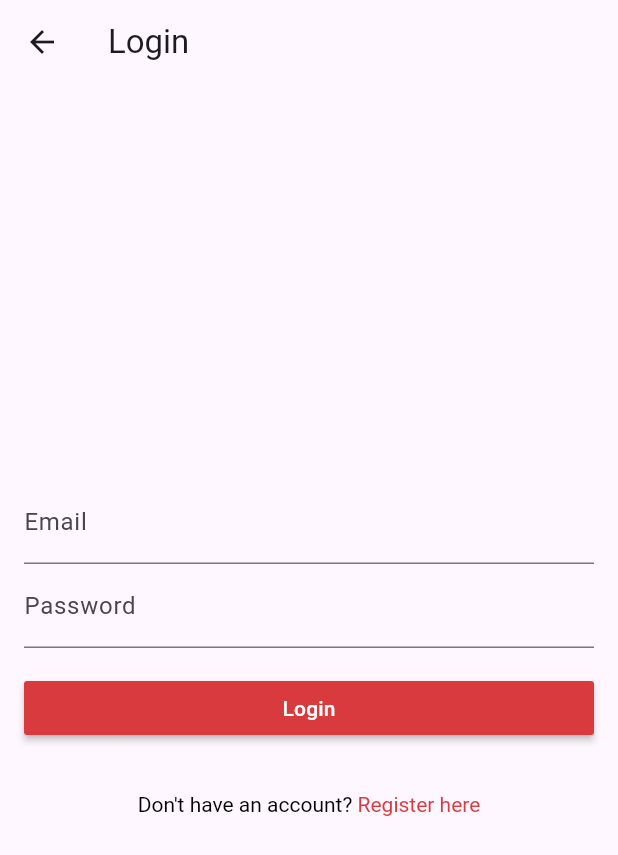
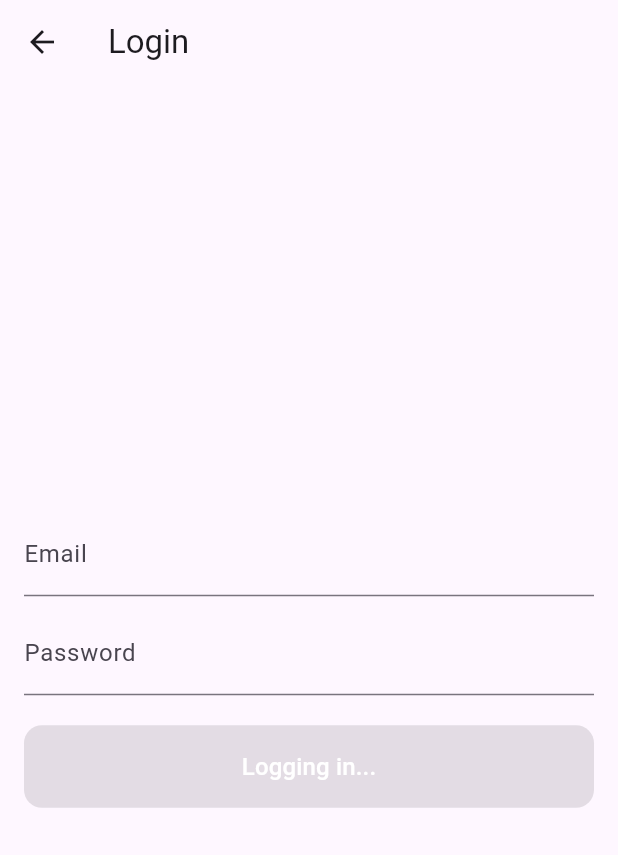
Before and after one commit to salvatoluice/dtree, a Flutter app: the LoginScreen screen opened by its route, after a tap on "Login", on a phone screen of 412 x 824 dp. Shown: the top 855 px of the screen. Run offline on Flutter 3.47's test engine with Material 3 defaults, Android fonts, the phone set to English and light mode, and no system bars; our stand-ins replace carousel_slider, flutter_riverpod, shimmer; network calls fail; Roboto replaces fonts that are missing (Montserrat).

Commit message:
login logic down!

```diff
--- a/lib/main.dart
+++ b/lib/main.dart
@@ -2,6 +2,7 @@ import 'package:flutter/material.dart';
 import 'package:dtree/screens/registration_screen.dart';
 import 'package:dtree/screens/home_screen.dart';
 import 'package:dtree/screens/login_screen.dart';
+// ignore: unused_import
 import 'package:dtree/screens/chat_screen.dart';
 import 'package:flutter/services.dart';
 import 'package:dtree/widgets/app_drawer.dart';
@@ -24,7 +25,6 @@ class MyApp extends StatelessWidget {
   @override
   Widget build(BuildContext context) {
     return ProviderScope(
-      // Wrap MaterialApp with ProviderScope
       child: MaterialApp(
         title: 'Dtree',
         theme: ThemeData(
@@ -49,9 +49,7 @@ class MainScreen extends StatelessWidget {
   @override
   Widget build(BuildContext context) {
     return WillPopScope(
-      // Use WillPopScope to handle back button press
       onWillPop: () async {
-        // Show the ExitConfirmationDialog when back button is pressed
         bool exitConfirmed = await showDialog(
           context: context,
           builder: (context) => ExitConfirmationDialog(),
--- a/lib/models/user_model.dart
+++ b/lib/models/user_model.dart
@@ -12,9 +12,9 @@ class User {
     required this.lastName,
     required this.email,
     required this.phone,
-    required this.password,
+    this.password ='',
     required this.role,
-    this.token = '', // Make token optional with a default value
+    this.token = '',
   });
 
   factory User.fromJson(Map<String, dynamic> json) {
--- a/lib/providers/auth_providers.dart
+++ b/lib/providers/auth_providers.dart
@@ -1,6 +1,9 @@
+// auth_providers.dart
 import 'package:flutter_riverpod/flutter_riverpod.dart';
 import 'package:dtree/models/user_model.dart';
 
+// Define the userProvider
 final userProvider = StateProvider<User?>((ref) => null);
 
+// Define the tokenProvider
 final tokenProvider = StateProvider<String?>((ref) => null);
--- /dev/null
+++ b/lib/providers/providers.dart
@@ -0,0 +1,22 @@
+import 'package:flutter/material.dart';
+import 'package:flutter_riverpod/flutter_riverpod.dart';
+
+class UserData {
+  final String email;
+  final String firstName;
+  final String lastName;
+  final String phone;
+  final String role;
+  final String token;
+
+  UserData({
+    required this.email,
+    required this.firstName,
+    required this.lastName,
+    required this.phone,
+    required this.role,
+    required this.token,
+  });
+}
+
+final userDataProvider = StateProvider<UserData?>((ref) => null);
--- a/lib/screens/login_screen.dart
+++ b/lib/screens/login_screen.dart
@@ -1,14 +1,63 @@
+import 'package:dtree/providers/providers.dart';
 import 'package:flutter/material.dart';
+import 'package:dtree/services/login_service.dart';
 import 'package:flutter_riverpod/flutter_riverpod.dart';
 import 'package:dtree/main.dart';
-import 'package:dtree/services/auth_service.dart';
-// ignore: unused_import
-import 'package:dtree/models/user_model.dart';
-import 'package:dtree/providers/auth_providers.dart';
 
-class LoginScreen extends StatelessWidget {
-  final TextEditingController emailController = TextEditingController();
-  final TextEditingController passwordController = TextEditingController();
+class LoginScreen extends StatefulWidget {
+  const LoginScreen({Key? key}) : super(key: key);
+
+  @override
+  _LoginScreenState createState() => _LoginScreenState();
+}
+
+class _LoginScreenState extends State<LoginScreen> {
+  TextEditingController emailController = TextEditingController();
+  TextEditingController passwordController = TextEditingController();
+
+  bool _isLoading = false;
+
+  Future<void> _login() async {
+    final email = emailController.text;
+    final password = passwordController.text;
+
+    setState(() {
+      _isLoading = true;
+    });
+
+    final userData = await LoginService.login(email, password);
+
+    if (userData != null) {
+      ScaffoldMessenger.of(context).showSnackBar(
+        const SnackBar(
+          content: Text('Login successful!'),
+          duration: Duration(seconds: 2),
+        ),
+      );
+
+      context.read(userDataProvider).state = UserData(
+        email: userData['email'],
+        firstName: userData['firstName'],
+        lastName: userData['lastName'],
+        phone: userData['phone'],
+        role: userData['role'],
+        token: userData['token'],
+      );
+
+      Navigator.pushReplacementNamed(context, '/home');
+    } else {
+      ScaffoldMessenger.of(context).showSnackBar(
+        const SnackBar(
+          content: Text('Login failed. Please check your credentials.'),
+          duration: Duration(seconds: 2),
+        ),
+      );
+    }
+
+    setState(() {
+      _isLoading = false;
+    });
+  }
 
   @override
   Widget build(BuildContext context) {
@@ -20,7 +69,6 @@ class LoginScreen extends StatelessWidget {
         padding: const EdgeInsets.all(16.0),
         child: Column(
           mainAxisAlignment: MainAxisAlignment.center,
-          crossAxisAlignment: CrossAxisAlignment.stretch,
           children: [
             TextField(
               controller: emailController,
@@ -28,6 +76,7 @@ class LoginScreen extends StatelessWidget {
                 labelText: 'Email',
               ),
             ),
+            const SizedBox(height: 10),
             TextField(
               controller: passwordController,
               obscureText: true,
@@ -35,46 +84,19 @@ class LoginScreen extends StatelessWidget {
                 labelText: 'Password',
               ),
             ),
-            const SizedBox(height: 16),
-            MaterialButton(
-              onPressed: () async {
-                final success = await AuthService.loginUser(
-                  emailController.text,
-                  passwordController.text,
-                );
-                if (success) {
-                  final user = context.read(userProvider);
-                  user.state = await AuthService.getUser(emailController.text);
-
-                  final token = context.read(tokenProvider);
-                  token.state = user.state?.token;
-
-                  Navigator.pushNamed(context, '/home');
-                } else {
-                  // Show login failed message
-                }
-              },
-              color: primaryColor,
-              textColor: Colors.white,
-              child: const Text('Login'),
-            ),
-            const SizedBox(height: 16),
-            TextButton(
-              onPressed: () {
-                Navigator.pushNamed(context, '/register');
-              },
-              child: RichText(
-                text: const TextSpan(
-                  text: 'Don\'t have an account? ',
-                  style: TextStyle(color: Colors.black),
-                  children: [
-                    TextSpan(
-                      text: 'Register here',
-                      style: TextStyle(color: primaryColor),
-                    ),
-                  ],
+            const SizedBox(height: 20),
+            ElevatedButton(
+              onPressed: _isLoading ? null : _login,
+              style: ElevatedButton.styleFrom(
+                backgroundColor: primaryColor,
+                shape: RoundedRectangleBorder(
+                  borderRadius: BorderRadius.circular(12),
                 ),
+                padding: const EdgeInsets.symmetric(vertical: 16),
+                minimumSize: const Size(double.infinity, 0),
               ),
+              child: Text(_isLoading ? 'Logging in...' : 'Login',
+                  style: const TextStyle(fontSize: 16, color: Colors.white)),
             ),
           ],
         ),
--- /dev/null
+++ b/lib/services/login_service.dart
@@ -0,0 +1,25 @@
+import 'dart:convert';
+import 'package:http/http.dart' as http;
+
+class LoginService {
+  static Future<Map<String, dynamic>?> login(
+      String email, String password) async {
+    final response = await http.post(
+      Uri.parse('https://d3-api.onrender.com/api/v1/users/login'),
+      headers: <String, String>{
+        'Content-Type': 'application/json; charset=UTF-8',
+      },
+      body: jsonEncode(<String, String>{
+        'email': email,
+        'password': password,
+      }),
+    );
+
+    if (response.statusCode == 200) {
+      return json.decode(response.body);
+    } else {
+      print('Failed to login. Status code: ${response.statusCode}');
+      return null;
+    }
+  }
+}
```
Also changed, not shown: lib/screens/home_content.dart (+15 -2 lines), lib/screens/profile_screen.dart (+20 -15 lines), lib/services/auth_service.dart (+28 -15 lines).
